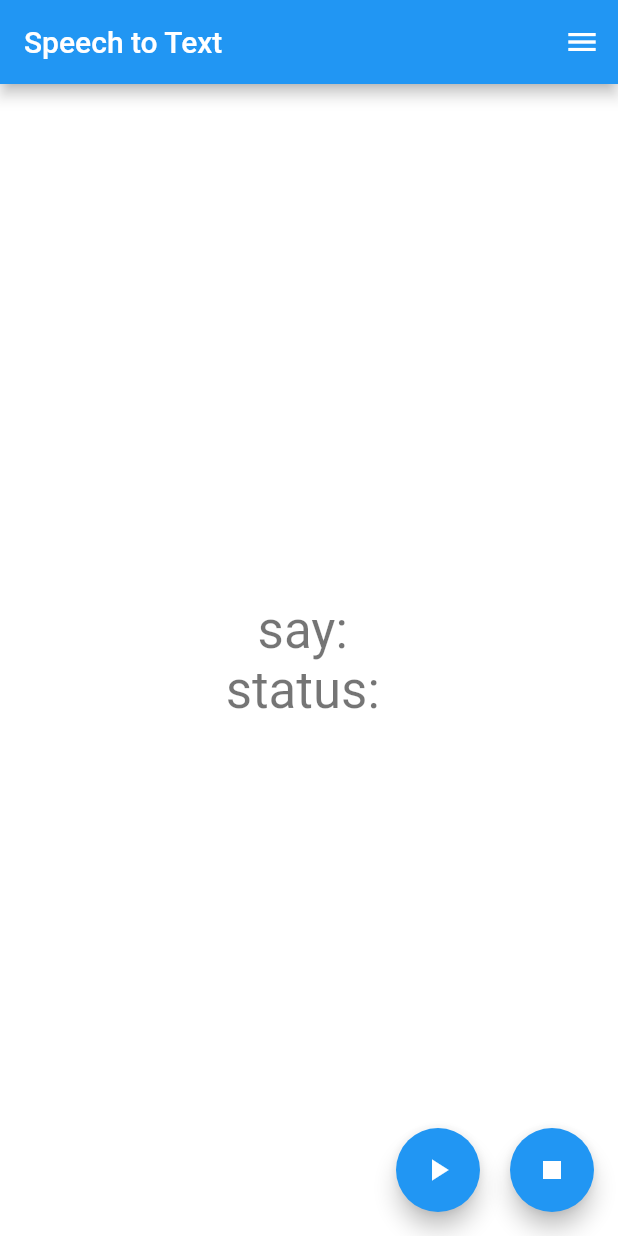
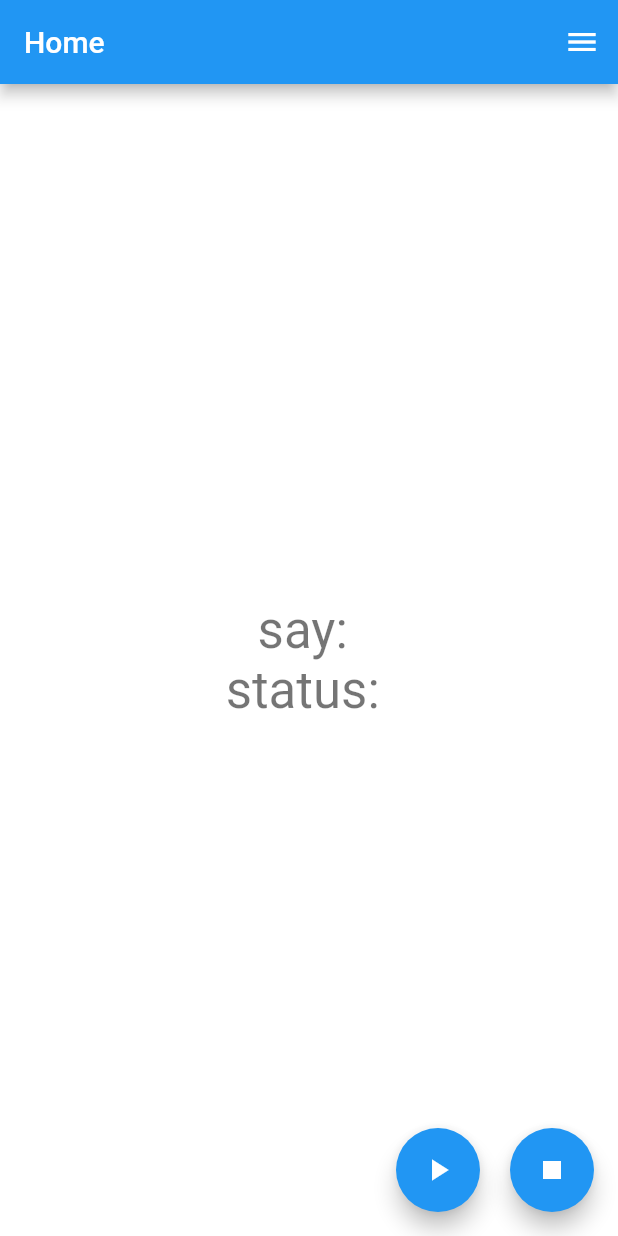
Before and after one commit to wassy310/flutter_stt, a Flutter app: the screen it shows after launch, on a phone screen of 412 x 824 dp. Run offline on Flutter 3.47's test engine with Material 2 defaults, Android fonts, the phone set to English and light mode, and no system bars; our stand-ins replace speech_to_text.

Commit message:
Changed title

```diff
--- a/lib/main.dart
+++ b/lib/main.dart
@@ -17,7 +17,7 @@ class MyApp extends StatelessWidget {
       theme: ThemeData(
         primarySwatch: Colors.blue,
       ),
-      home: const MyHomePage(title: 'Speech to Text'),
+      home: const MyHomePage(title: 'Home'),
       debugShowCheckedModeBanner: false,
     );
   }
```
